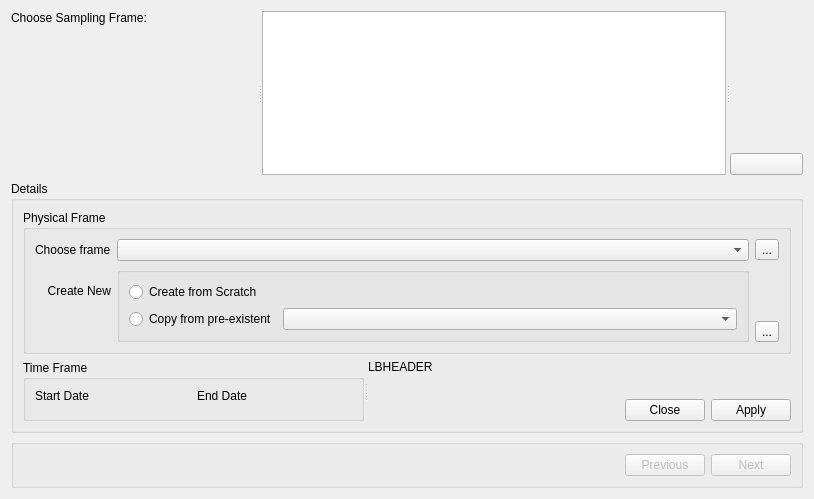
Qt form app_new/frmframe.ui (doublebyte1/app_solution) before a commit.
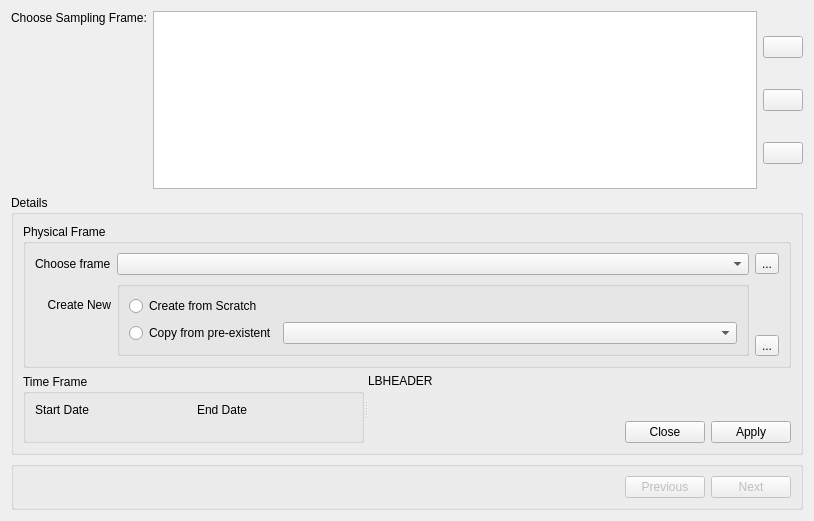
The same form after that commit. Icons and pictures are not drawn. Custom widgets are drawn as their Qt base class.

The edit to the form file:
```diff
--- a/app_new/frmframe.ui
+++ b/app_new/frmframe.ui
@@ -7,19 +7,16 @@
     <x>0</x>
     <y>0</y>
     <width>814</width>
-    <height>499</height>
+    <height>521</height>
    </rect>
   </property>
   <property name="windowTitle">
    <string>Form</string>
   </property>
-  <layout class="QVBoxLayout" name="verticalLayout_3">
+  <layout class="QVBoxLayout" name="verticalLayout_4">
    <item>
-    <widget class="QSplitter" name="splitter">
-     <property name="orientation">
-      <enum>Qt::Horizontal</enum>
-     </property>
-     <widget class="QWidget" name="layoutWidget3">
+    <layout class="QHBoxLayout" name="horizontalLayout">
+     <item>
       <layout class="QVBoxLayout" name="verticalLayout_2">
        <property name="spacing">
         <number>2</number>
@@ -27,7 +24,7 @@
        <item>
         <widget class="QLabel" name="label_6">
          <property name="sizePolicy">
-          <sizepolicy hsizetype="Expanding" vsizetype="Fixed">
+          <sizepolicy hsizetype="Preferred" vsizetype="Fixed">
            <horstretch>0</horstretch>
            <verstretch>0</verstretch>
           </sizepolicy>
@@ -54,34 +51,23 @@
         </spacer>
        </item>
       </layout>
-     </widget>
-     <widget class="QTableView" name="tableView">
-      <property name="sizePolicy">
-       <sizepolicy hsizetype="Expanding" vsizetype="Expanding">
-        <horstretch>0</horstretch>
-        <verstretch>0</verstretch>
-       </sizepolicy>
-      </property>
-     </widget>
-     <widget class="QWidget" name="layoutWidget1">
-      <layout class="QVBoxLayout" name="verticalLayout_4">
-       <item>
-        <spacer name="verticalSpacer_2">
-         <property name="orientation">
-          <enum>Qt::Vertical</enum>
-         </property>
-         <property name="sizeHint" stdset="0">
-          <size>
-           <width>20</width>
-           <height>40</height>
-          </size>
-         </property>
-        </spacer>
-       </item>
+     </item>
+     <item>
+      <widget class="QTableView" name="tableView">
+       <property name="sizePolicy">
+        <sizepolicy hsizetype="Expanding" vsizetype="Expanding">
+         <horstretch>0</horstretch>
+         <verstretch>0</verstretch>
+        </sizepolicy>
+       </property>
+      </widget>
+     </item>
+     <item>
+      <layout class="QVBoxLayout" name="verticalLayout_3">
        <item>
         <widget class="QPushButton" name="pushNew">
          <property name="sizePolicy">
-          <sizepolicy hsizetype="Expanding" vsizetype="Fixed">
+          <sizepolicy hsizetype="Preferred" vsizetype="Fixed">
            <horstretch>0</horstretch>
            <verstretch>0</verstretch>
           </sizepolicy>
@@ -100,13 +86,65 @@
          </property>
          <property name="icon">
           <iconset resource="app_new.qrc">
-           <normaloff>:/app_new/filenew.png</normaloff>:/app_new/filenew.png</iconset>
+           <normaloff>:/app_new/add.png</normaloff>:/app_new/add.png</iconset>
+         </property>
+        </widget>
+       </item>
+       <item>
+        <widget class="QPushButton" name="pushEdit">
+         <property name="sizePolicy">
+          <sizepolicy hsizetype="Preferred" vsizetype="Fixed">
+           <horstretch>0</horstretch>
+           <verstretch>0</verstretch>
+          </sizepolicy>
+         </property>
+         <property name="toolTip">
+          <string>Edit record</string>
+         </property>
+         <property name="statusTip">
+          <string>Edit record</string>
+         </property>
+         <property name="whatsThis">
+          <string>Edits record</string>
+         </property>
+         <property name="text">
+          <string/>
+         </property>
+         <property name="icon">
+          <iconset resource="app_new.qrc">
+           <normaloff>:/app_new/pencil.png</normaloff>:/app_new/pencil.png</iconset>
+         </property>
+        </widget>
+       </item>
+       <item>
+        <widget class="QPushButton" name="pushRemove">
+         <property name="sizePolicy">
+          <sizepolicy hsizetype="Preferred" vsizetype="Fixed">
+           <horstretch>0</horstretch>
+           <verstretch>0</verstretch>
+          </sizepolicy>
+         </property>
+         <property name="toolTip">
+          <string>Remove record</string>
+         </property>
+         <property name="statusTip">
+          <string>Remove record</string>
+         </property>
+         <property name="whatsThis">
+          <string>Removes record</string>
+         </property>
+         <property name="text">
+          <string/>
+         </property>
+         <property name="icon">
+          <iconset resource="app_new.qrc">
+           <normaloff>:/app_new/cancel.png</normaloff>:/app_new/cancel.png</iconset>
          </property>
         </widget>
        </item>
       </layout>
-     </widget>
-    </widget>
+     </item>
+    </layout>
    </item>
    <item>
     <widget class="QGroupBox" name="groupDetails">
```
Left out of the diff: 4 changed lines with no effect on the pictures.
